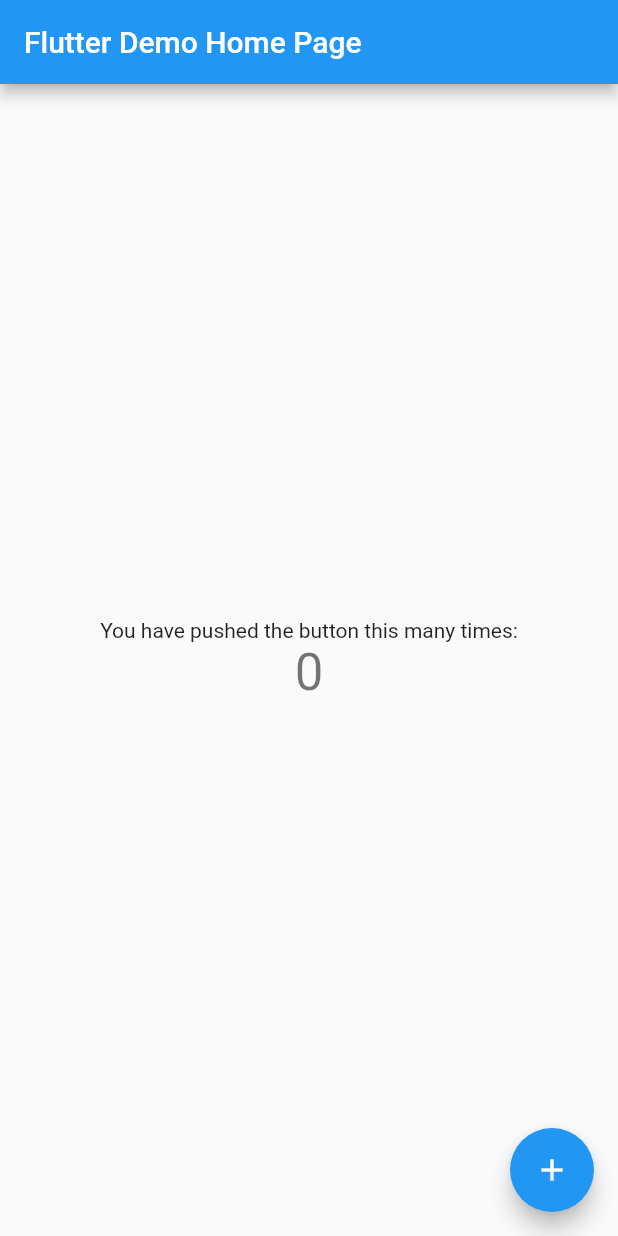
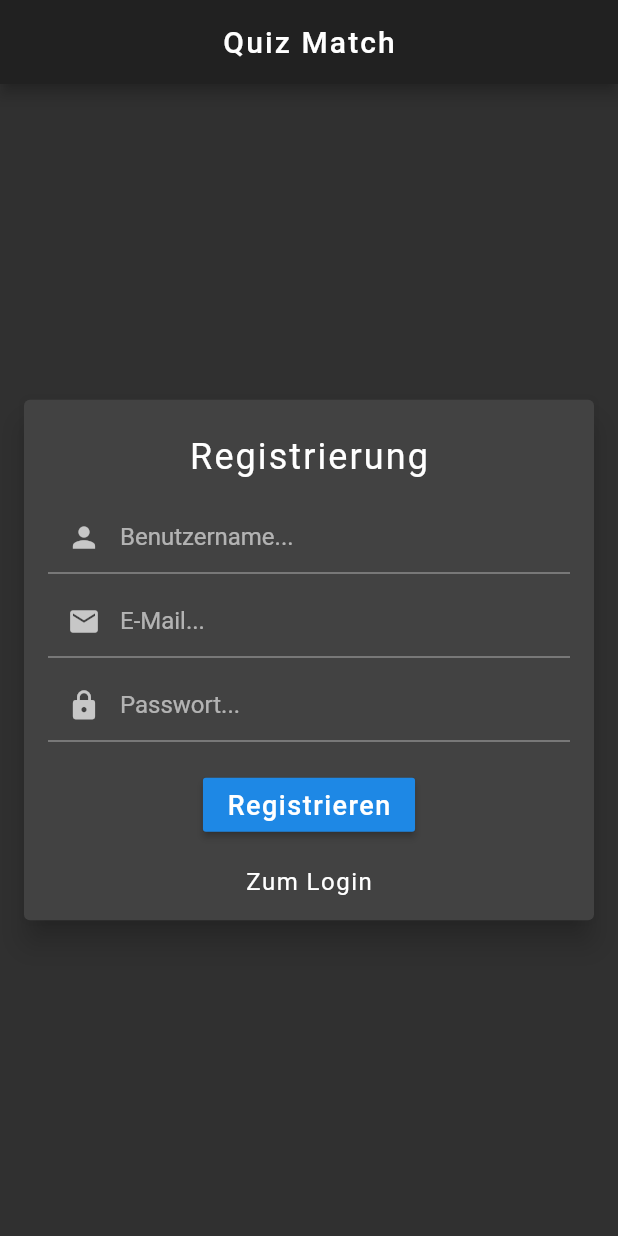
Before and after one commit to Marcel-Geirhos/quiz_match, a Flutter app: the screen it shows after launch, on a phone screen of 412 x 824 dp. Run offline on Flutter 3.47's test engine with Material 2 defaults, Android fonts, the phone set to English and light mode, and no system bars; our stand-ins replace cloud_firestore, firebase_auth, progress_dialog; accounts and stored records are empty.

Commit message:
Registrierung implementiert
- Benutzer können sich mit einem Benutzername, E-Mail und Passwort registrieren. Die Daten werden in Cloud Firestore abgespeichert.

```diff
--- a/lib/main.dart
+++ b/lib/main.dart
@@ -1,111 +1,11 @@
 import 'package:flutter/material.dart';
+import 'package:quiz_match/userInterface/registerPage.dart';
 
-void main() => runApp(MyApp());
-
-class MyApp extends StatelessWidget {
-  // This widget is the root of your application.
-  @override
-  Widget build(BuildContext context) {
-    return MaterialApp(
-      title: 'Flutter Demo',
-      theme: ThemeData(
-        // This is the theme of your application.
-        //
-        // Try running your application with "flutter run". You'll see the
-        // application has a blue toolbar. Then, without quitting the app, try
-        // changing the primarySwatch below to Colors.green and then invoke
-        // "hot reload" (press "r" in the console where you ran "flutter run",
-        // or simply save your changes to "hot reload" in a Flutter IDE).
-        // Notice that the counter didn't reset back to zero; the application
-        // is not restarted.
-        primarySwatch: Colors.blue,
-      ),
-      home: MyHomePage(title: 'Flutter Demo Home Page'),
-    );
-  }
-}
-
-class MyHomePage extends StatefulWidget {
-  MyHomePage({Key key, this.title}) : super(key: key);
-
-  // This widget is the home page of your application. It is stateful, meaning
-  // that it has a State object (defined below) that contains fields that affect
-  // how it looks.
-
-  // This class is the configuration for the state. It holds the values (in this
-  // case the title) provided by the parent (in this case the App widget) and
-  // used by the build method of the State. Fields in a Widget subclass are
-  // always marked "final".
-
-  final String title;
-
-  @override
-  _MyHomePageState createState() => _MyHomePageState();
-}
-
-class _MyHomePageState extends State<MyHomePage> {
-  int _counter = 0;
-
-  void _incrementCounter() {
-    setState(() {
-      // This call to setState tells the Flutter framework that something has
-      // changed in this State, which causes it to rerun the build method below
-      // so that the display can reflect the updated values. If we changed
-      // _counter without calling setState(), then the build method would not be
-      // called again, and so nothing would appear to happen.
-      _counter++;
-    });
-  }
-
-  @override
-  Widget build(BuildContext context) {
-    // This method is rerun every time setState is called, for instance as done
-    // by the _incrementCounter method above.
-    //
-    // The Flutter framework has been optimized to make rerunning build methods
-    // fast, so that you can just rebuild anything that needs updating rather
-    // than having to individually change instances of widgets.
-    return Scaffold(
-      appBar: AppBar(
-        // Here we take the value from the MyHomePage object that was created by
-        // the App.build method, and use it to set our appbar title.
-        title: Text(widget.title),
-      ),
-      body: Center(
-        // Center is a layout widget. It takes a single child and positions it
-        // in the middle of the parent.
-        child: Column(
-          // Column is also a layout widget. It takes a list of children and
-          // arranges them vertically. By default, it sizes itself to fit its
-          // children horizontally, and tries to be as tall as its parent.
-          //
-          // Invoke "debug painting" (press "p" in the console, choose the
-          // "Toggle Debug Paint" action from the Flutter Inspector in Android
-          // Studio, or the "Toggle Debug Paint" command in Visual Studio Code)
-          // to see the wireframe for each widget.
-          //
-          // Column has various properties to control how it sizes itself and
-          // how it positions its children. Here we use mainAxisAlignment to
-          // center the children vertically; the main axis here is the vertical
-          // axis because Columns are vertical (the cross axis would be
-          // horizontal).
-          mainAxisAlignment: MainAxisAlignment.center,
-          children: <Widget>[
-            Text(
-              'You have pushed the button this many times:',
-            ),
-            Text(
-              '$_counter',
-              style: Theme.of(context).textTheme.display1,
-            ),
-          ],
-        ),
-      ),
-      floatingActionButton: FloatingActionButton(
-        onPressed: _incrementCounter,
-        tooltip: 'Increment',
-        child: Icon(Icons.add),
-      ), // This trailing comma makes auto-formatting nicer for build methods.
-    );
-  }
-}
+void main() => runApp(
+  MaterialApp(
+    themeMode: ThemeMode.dark,
+    darkTheme: ThemeData.dark(),
+    debugShowCheckedModeBanner: false,
+    home: RegisterPage(),
+  ),
+);
--- /dev/null
+++ b/lib/userInterface/registerPage.dart
@@ -0,0 +1,207 @@
+import 'package:flutter/material.dart';
+import 'package:firebase_auth/firebase_auth.dart';
+import 'package:cloud_firestore/cloud_firestore.dart';
+import 'package:progress_dialog/progress_dialog.dart';
+import 'package:quiz_match/userInterface/loginPage.dart';
+import 'package:quiz_match/userInterface/gameSelectionPage.dart';
+
+class RegisterPage extends StatefulWidget {
+  @override
+  _RegisterPageState createState() => _RegisterPageState();
+}
+
+class _RegisterPageState extends State<RegisterPage> {
+  final GlobalKey<FormState> _registerFormKey = GlobalKey<FormState>();
+  final TextEditingController _username = TextEditingController();
+  final TextEditingController _email = TextEditingController();
+  final TextEditingController _password = TextEditingController();
+  final FirebaseAuth _auth = FirebaseAuth.instance;
+  ProgressDialog _progressDialog;
+
+  @override
+  void initState() {
+    super.initState();
+    _progressDialog = ProgressDialog(context);
+    _progressDialog.style(message: 'Registrierung...');
+  }
+
+  @override
+  void dispose() {
+    _username.dispose();
+    _email.dispose();
+    _password.dispose();
+    super.dispose();
+  }
+
+  @override
+  Widget build(BuildContext context) {
+    return Scaffold(
+      appBar: AppBar(
+        title: Text(
+          'Quiz Match',
+          style: TextStyle(letterSpacing: 1.4),
+        ),
+        centerTitle: true,
+      ),
+      body: Center(
+        child: Card(
+          elevation: 8.0,
+          margin: const EdgeInsets.symmetric(horizontal: 16.0),
+          child: Form(
+            key: _registerFormKey,
+            child: Padding(
+              padding: const EdgeInsets.all(16.0),
+              child: Column(
+                mainAxisSize: MainAxisSize.min,
+                children: <Widget>[
+                  registerText(),
+                  usernameField(),
+                  emailField(),
+                  passwordField(),
+                  registerButton(),
+                  toLogin(),
+                ],
+              ),
+            ),
+          ),
+        ),
+      ),
+    );
+  }
+
+  Widget registerText() {
+    return Padding(
+      padding: const EdgeInsets.symmetric(vertical: 8.0),
+      child: Text(
+        'Registrierung',
+        style: TextStyle(fontSize: 24.0, letterSpacing: 1.4),
+      ),
+    );
+  }
+
+  Widget usernameField() {
+    return Padding(
+      padding: const EdgeInsets.only(top: 8.0),
+      child: TextFormField(
+        controller: _username,
+        maxLength: 30,
+        decoration: InputDecoration(
+          labelText: 'Benutzername...',
+          contentPadding: const EdgeInsets.all(0),
+          isDense: true,
+          prefixIcon: Icon(Icons.person, size: 22.0),
+          counterText: '',
+        ),
+      ),
+    );
+  }
+
+  Widget emailField() {
+    return Padding(
+      padding: const EdgeInsets.only(top: 8.0),
+      child: TextFormField(
+        controller: _email,
+        maxLength: 40,
+        decoration: InputDecoration(
+          labelText: 'E-Mail...',
+          contentPadding: const EdgeInsets.all(0),
+          isDense: true,
+          prefixIcon: Icon(Icons.email, size: 22.0),
+          counterText: '',
+        ),
+      ),
+    );
+  }
+
+  Widget passwordField() {
+    return Padding(
+      padding: const EdgeInsets.only(top: 8.0),
+      child: TextFormField(
+        controller: _password,
+        maxLength: 30,
+        obscureText: true,
+        decoration: InputDecoration(
+          labelText: 'Passwort...',
+          contentPadding: const EdgeInsets.all(0),
+          isDense: true,
+          prefixIcon: Icon(Icons.lock, size: 22.0),
+          counterText: '',
+        ),
+      ),
+    );
+  }
+
+  Widget registerButton() {
+    return Padding(
+      padding: const EdgeInsets.symmetric(vertical: 18.0),
+      child: RaisedButton(
+        onPressed: () => registerUser(context),
+        child: Text(
+          'Registrieren',
+          style: TextStyle(fontSize: 18.0, letterSpacing: 1.0),
+        ),
+      ),
+    );
+  }
+
+  Widget toLogin() {
+    return GestureDetector(
+      onTap: () => setState(() {
+        Navigator.push(context, MaterialPageRoute(builder: (context) => LoginPage()));
+      }),
+      child: Text(
+        'Zum Login',
+        style: TextStyle(fontSize: 16.0, letterSpacing: 1.0),
+      ),
+    );
+  }
+
+  registerUser(BuildContext context) async {
+    String errorMessage;
+    bool registerSuccessful = false;
+    if (_registerFormKey.currentState.validate()) {
+      _progressDialog.show();
+      try {
+        final FirebaseUser user = (await _auth.createUserWithEmailAndPassword(email: _email.text.toString(), password: _password.text.toString())).user;
+        createUserInCloudFirestore(user);
+        registerSuccessful = true;
+      } catch (error) {
+        switch (error.code) {
+          case 'ERROR_EMAIL_ALREADY_IN_USE':
+            errorMessage = 'E-Mail ist bereits registriert.';
+            break;
+          default:
+            errorMessage = 'Unbekannter Fehler ist aufgetreten. Bitte versuche es erneut.';
+        }
+        Scaffold.of(context).showSnackBar(SnackBar(content: Text(errorMessage)));
+      }
+      _progressDialog.hide();
+      if (registerSuccessful) {
+        setState(() {
+          Navigator.push(context, MaterialPageRoute(builder: (context) => GameSelectionPage()));
+        });
+      }
+    }
+  }
+
+  createUserInCloudFirestore(FirebaseUser user) async {
+    try {
+      final userData = await Firestore.instance.collection('users').document(user.uid).get();
+      if (userData == null || !userData.exists) {
+        Firestore.instance.collection('users').document(user.uid).setData({
+          'email': _email.text.toString(),
+          'username': _username.text.toString(),
+          'coins': 0,
+          'classicHighscoreSP': 0,
+        });
+      }
+    } catch (error) {
+      print('Create User in Cloud Firestore Error: ' + error.toString());
+      Scaffold.of(context).showSnackBar(
+        SnackBar(
+          content: const Text('Benutzer Registrierung fehlgeschlagen. Bitte versuche es erneut.'),
+        ),
+      );
+    }
+  }
+}
--- a/pubspec.yaml
+++ b/pubspec.yaml
@@ -23,6 +23,9 @@ dependencies:
   # The following adds the Cupertino Icons font to your application.
   # Use with the CupertinoIcons class for iOS style icons.
   cupertino_icons: ^0.1.2
+  firebase_auth: ^0.16.0
+  progress_dialog: ^1.2.0
+  cloud_firestore: ^0.13.5
 
 dev_dependencies:
   flutter_test:
```
Also changed, not shown: lib/userInterface/gameSelectionPage.dart (added, +13 -0 lines), lib/userInterface/loginPage.dart (added, +13 -0 lines), pubspec.lock, 3 other files.
